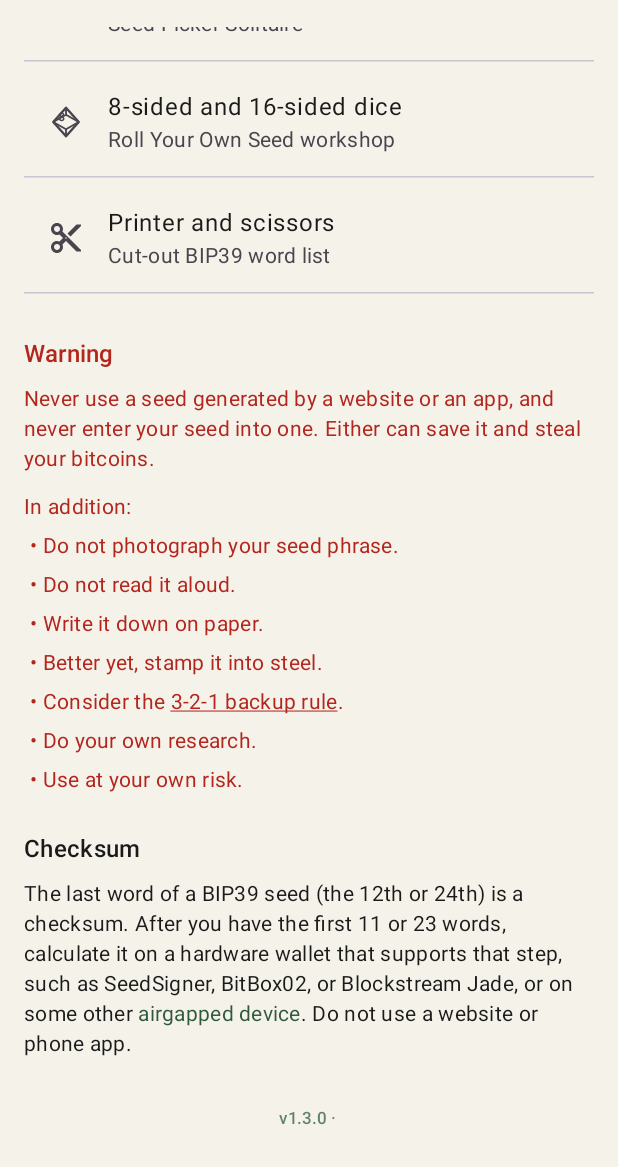
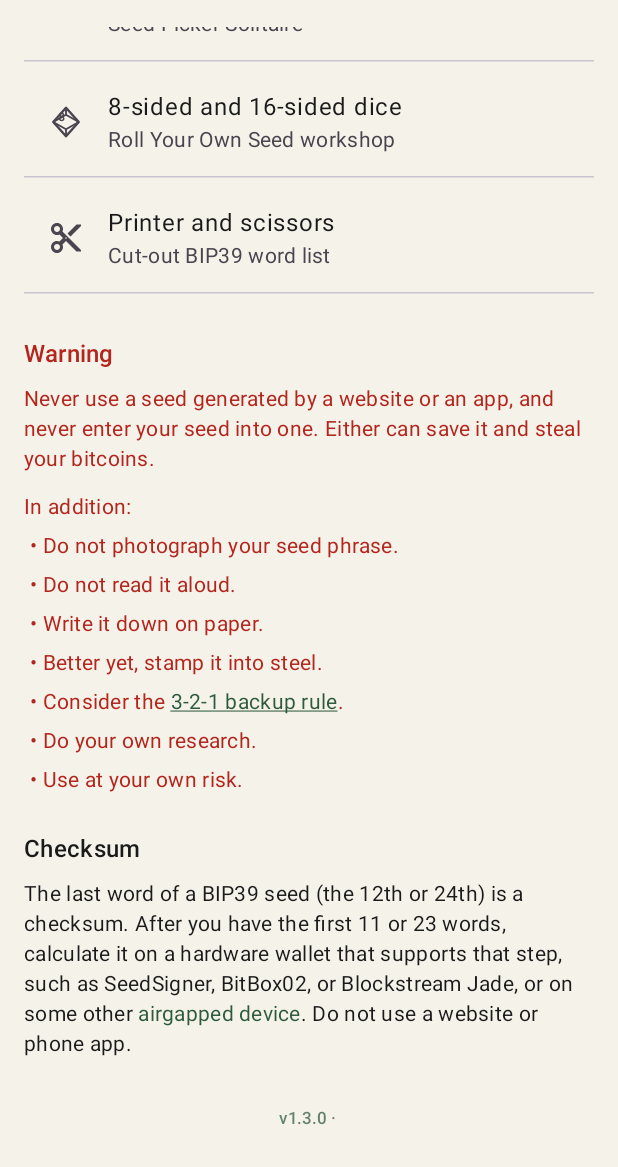
Before and after one commit to dergigi/offline-entropy-manual, an Android app built with Jetpack Compose: the screen it shows after launch (MainActivity), scrolled down 398 dp, on a phone screen of 412 x 824 dp, the part 69-1236 px from its top. Run offline under Robolectric (Android 15) with nearby library versions, the light colour scheme and no system bars.

Commit message:
fix: style 3-2-1 backup rule as a clear link
Use primary color plus underline so it stands out from the red warning text.

```diff
--- a/app/src/main/java/org/dergigi/offlineentropymanual/ui/SeedSafetyWarning.kt
+++ b/app/src/main/java/org/dergigi/offlineentropymanual/ui/SeedSafetyWarning.kt
@@ -15,6 +15,7 @@ import androidx.compose.ui.text.buildAnnotatedString
 import androidx.compose.ui.text.style.TextAlign
 import androidx.compose.ui.text.style.TextDecoration
 import androidx.compose.ui.text.withLink
+import androidx.compose.ui.text.withStyle
 import androidx.compose.ui.unit.dp
 import org.dergigi.offlineentropymanual.BuildConfig
 import org.dergigi.offlineentropymanual.data.openUrl
@@ -40,22 +41,22 @@ fun SeedSafetyWarning(
     onOpenBackup321: () -> Unit,
     modifier: Modifier = Modifier,
 ) {
-    val linkColor = MaterialTheme.colorScheme.error
+    val linkStyle = SpanStyle(
+        color = MaterialTheme.colorScheme.primary,
+        textDecoration = TextDecoration.Underline,
+    )
     val backupRule = buildAnnotatedString {
         append("• Consider the ")
         withLink(
             LinkAnnotation.Clickable(
                 tag = "backup-321",
-                styles = TextLinkStyles(
-                    style = SpanStyle(
-                        color = linkColor,
-                        textDecoration = TextDecoration.Underline,
-                    ),
-                ),
+                styles = TextLinkStyles(style = linkStyle),
                 linkInteractionListener = { onOpenBackup321() },
             ),
         ) {
-            append("3-2-1 backup rule")
+            withStyle(linkStyle) {
+                append("3-2-1 backup rule")
+            }
         }
         append(".")
     }
```
Also changed, not shown: 1 other file.
